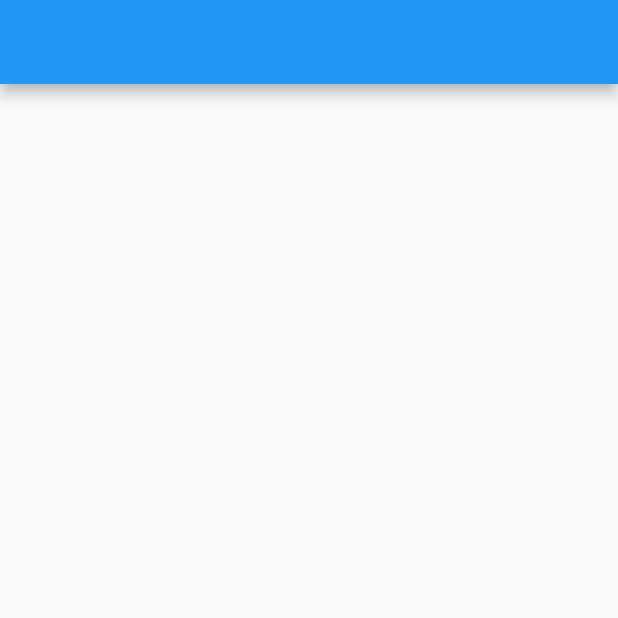
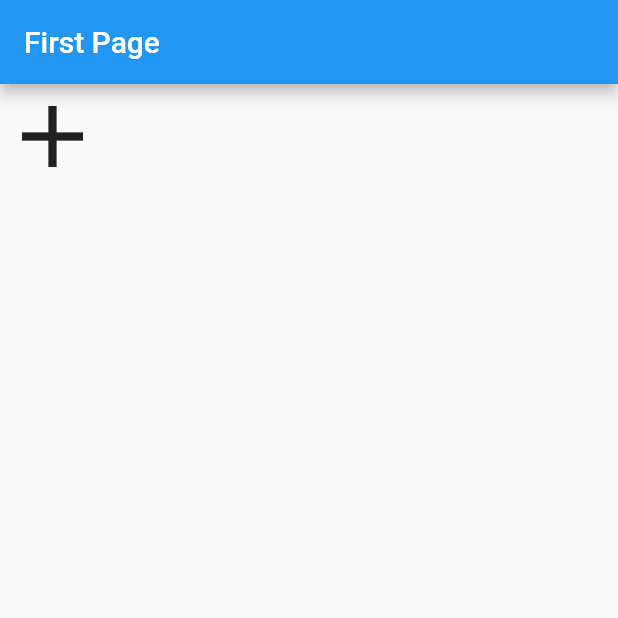
Before and after one commit to EhsanTgv/HeroWidgetTest, a Flutter app: the screen it shows after launch, on a phone screen of 412 x 824 dp, the top half of it. Run offline on Flutter 3.47's test engine with Material 2 defaults, Android fonts, the phone set to English and light mode, and no system bars.

```diff
--- a/lib/home.dart
+++ b/lib/home.dart
@@ -8,10 +8,17 @@ class MyHomePage extends StatefulWidget {
 class _MyHomePageState extends State<MyHomePage> {
   @override
   Widget build(BuildContext context) {
-
     return Scaffold(
-      appBar: AppBar(),
-      body: Center(),
+      appBar: AppBar(
+        title: Text("First Page"),
+      ),
+      body: Hero(
+        tag: "DemoTag",
+        child: Icon(
+          Icons.add,
+          size: 70.0,
+        ),
+      ),
     );
   }
 }
```
Also changed, not shown: lib/second.dart (added, +26 -0 lines).
